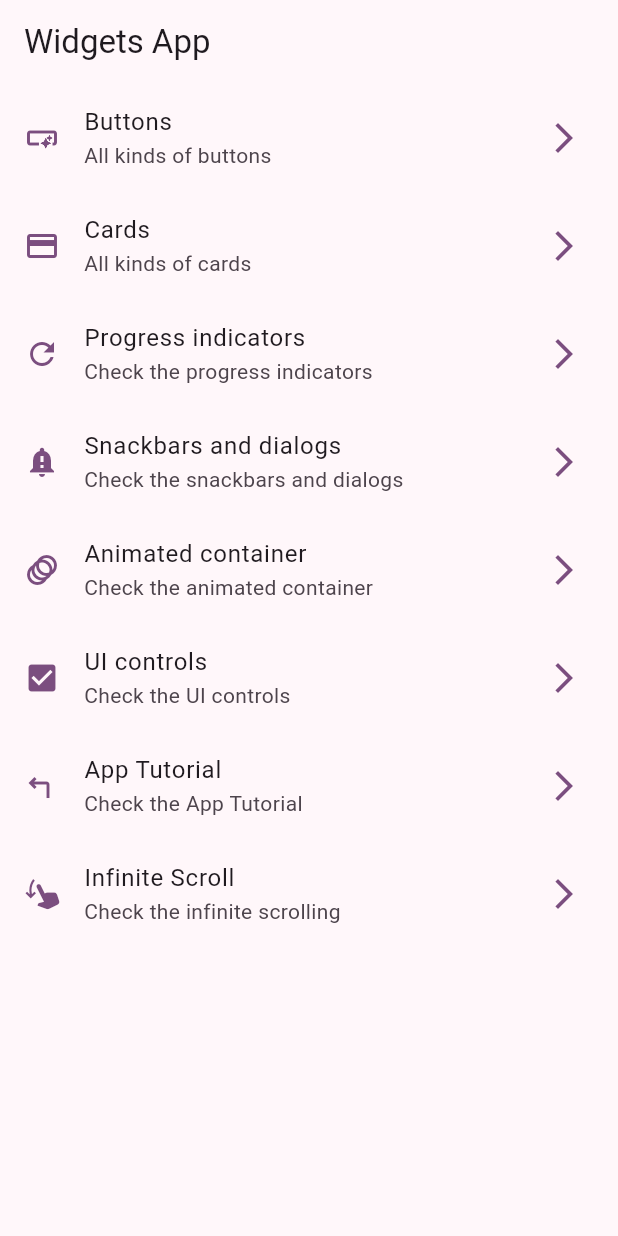
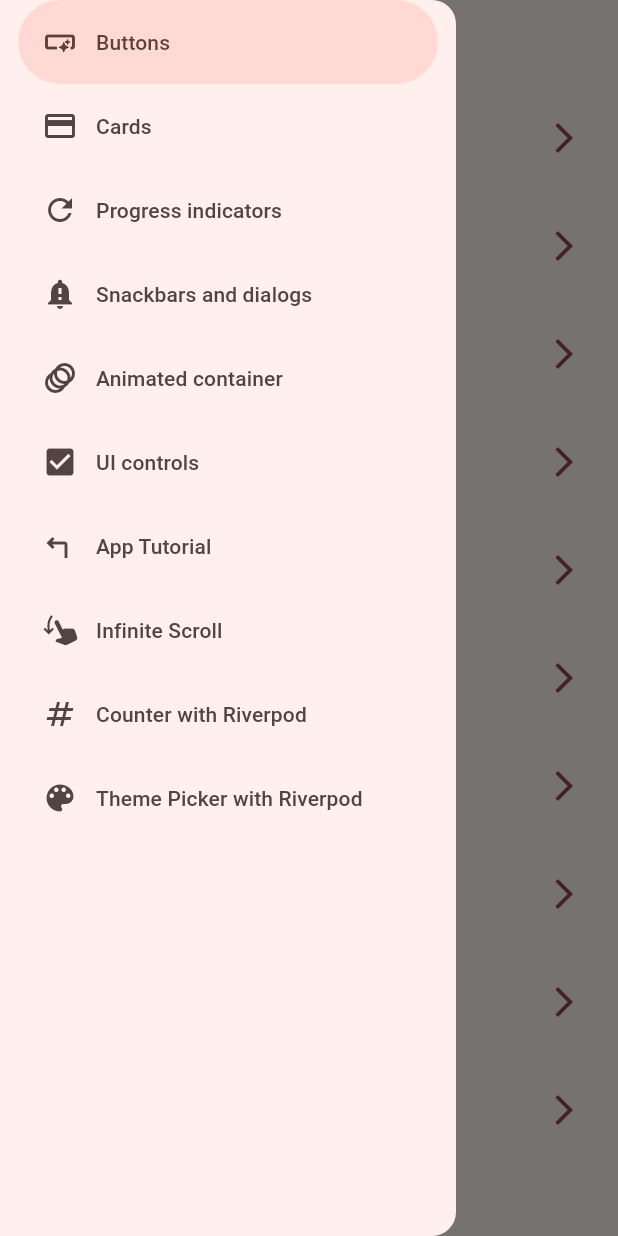
Before and after one commit to ArtRivera/widgets-app, a Flutter app: the screen it shows after launch, with the side drawer open (before the commit the screen has no drawer), on a phone screen of 412 x 824 dp. Run offline on Flutter 3.47's test engine with Material 2 defaults, Android fonts, the phone set to English and light mode, and no system bars; our stand-ins replace animate_do, flutter_riverpod, go_router; missing offline and left inert: dart:ffi.

Commit message:
riverpod intro

```diff
--- a/lib/config/router/app_router.dart
+++ b/lib/config/router/app_router.dart
@@ -1,4 +1,6 @@
 import 'package:go_router/go_router.dart';
+import 'package:widgets_app/presentation/counter/counter.dart';
+import 'package:widgets_app/presentation/theme_picker/theme_picker_view.dart';
 import 'package:widgets_app/presentation/views.dart';
 
 enum Routes {
@@ -11,6 +13,8 @@ enum Routes {
   uiControls,
   tutorial,
   infiniteScroll,
+  counter,
+  themePicker,
 }
 
 final class RoutePaths {
@@ -23,6 +27,8 @@ final class RoutePaths {
   static const String uiControls = '/ui-controls';
   static const String tutorial = '/tutorial';
   static const String infiniteScroll = '/infinite-scroll';
+  static const String counter = '/counter';
+  static const String themePicker = '/theme-picker';
 }
 
 // GoRouter configuration
@@ -74,5 +80,15 @@ final router = GoRouter(
       name: Routes.infiniteScroll.name,
       builder: (context, state) => const InfiniteScrollView(),
     ),
+    GoRoute(
+      path: RoutePaths.counter,
+      name: Routes.counter.name,
+      builder: (context, state) => const CounterView(),
+    ),
+    GoRoute(
+      path: RoutePaths.themePicker,
+      name: Routes.themePicker.name,
+      builder: (context, state) => const ThemePickerView(),
+    ),
   ],
 );
--- a/lib/config/theme/app_theme.dart
+++ b/lib/config/theme/app_theme.dart
@@ -1,20 +1,26 @@
 import 'package:flutter/material.dart';
 
-enum ThemeColor { red, pink, purple }
+enum ThemeColor { red, pink, purple, blue, green, orange, yellow }
 
-const Map<ThemeColor, Color> _colorMap = {
+const Map<ThemeColor, Color> colorMap = {
   ThemeColor.red: Colors.red,
   ThemeColor.pink: Colors.pink,
-  ThemeColor.purple: Colors.purple
+  ThemeColor.purple: Colors.purple,
+  ThemeColor.blue: Colors.blue,
+  ThemeColor.green: Colors.green,
+  ThemeColor.orange: Colors.orange,
+  ThemeColor.yellow: Colors.yellow
 };
 
 class AppTheme {
-  AppTheme({this.selectedColor = ThemeColor.red});
+  AppTheme({this.selectedColor = ThemeColor.red, this.isDarkTheme = false});
 
   final ThemeColor selectedColor;
+  final bool isDarkTheme;
 
   ThemeData getTheme() => ThemeData(
       useMaterial3: true,
-      colorSchemeSeed: _colorMap[selectedColor],
+      brightness: isDarkTheme ? Brightness.dark : Brightness.light,
+      colorSchemeSeed: colorMap[selectedColor],
       appBarTheme: const AppBarTheme(centerTitle: false));
 }
--- a/lib/main.dart
+++ b/lib/main.dart
@@ -1,21 +1,30 @@
 import 'package:flutter/material.dart';
+import 'package:flutter_riverpod/flutter_riverpod.dart';
 import 'package:widgets_app/config/router/app_router.dart';
 import 'package:widgets_app/config/theme/app_theme.dart';
+import 'package:widgets_app/presentation/theme_picker/theme_provider.dart';
 
 void main() {
-  runApp(const MainApp());
+  runApp(const ProviderScope(child: MainApp()));
 }
 
-class MainApp extends StatelessWidget {
+class MainApp extends ConsumerWidget {
   const MainApp({super.key});
 
   @override
-  Widget build(BuildContext context) {
+  Widget build(BuildContext context, WidgetRef ref) {
+    final isDarkTheme = ref.watch(isDarkThemeProvider);
+    final colors = ref.watch(colorsProvider);
+    final selectedColor = ref.watch(selectedColorProvider);
+
     return MaterialApp.router(
       title: 'Widgets App',
       routerConfig: router,
       debugShowCheckedModeBanner: false,
-      theme: AppTheme(selectedColor: ThemeColor.purple).getTheme(),
+      theme: AppTheme(
+              selectedColor: colors[selectedColor].key,
+              isDarkTheme: isDarkTheme)
+          .getTheme(),
     );
   }
 }
--- /dev/null
+++ b/lib/presentation/counter/counter_provider.dart
@@ -0,0 +1,3 @@
+import 'package:flutter_riverpod/flutter_riverpod.dart';
+
+final counterProvider = StateProvider<int>((ref) => 5);
--- a/lib/presentation/home/home_view.dart
+++ b/lib/presentation/home/home_view.dart
@@ -1,12 +1,17 @@
 import 'package:flutter/material.dart';
 import 'package:widgets_app/presentation/home/menu_items.dart';
+import 'package:widgets_app/shared/side_menu.dart';
 
 class HomeView extends StatelessWidget {
   const HomeView({super.key});
 
   @override
   Widget build(BuildContext context) {
+
+    final scaffoldKey = GlobalKey<ScaffoldState>();
+
     return Scaffold(
+      key: scaffoldKey,
       appBar: AppBar(
         title: const Text('Widgets App'),
       ),
@@ -19,6 +24,10 @@ class HomeView extends StatelessWidget {
               menuItem,
             );
           }),
+      drawer: SideMenu(
+        scaffoldKey: scaffoldKey,
+        menuItems: appMenuItems,
+      ),
     );
   }
 }
--- a/lib/presentation/home/menu_items.dart
+++ b/lib/presentation/home/menu_items.dart
@@ -2,8 +2,8 @@ import 'package:flutter/material.dart';
 import 'package:go_router/go_router.dart';
 import 'package:widgets_app/config/router/app_router.dart';
 
-class _MenuItem {
-  _MenuItem({
+class MenuItem {
+  MenuItem({
     required this.title,
     required this.subtitle,
     required this.route,
@@ -17,60 +17,72 @@ class _MenuItem {
 }
 
 final appMenuItems = [
-  _MenuItem(
+  MenuItem(
     title: 'Buttons',
     subtitle: 'All kinds of buttons',
     route: Routes.buttons.name,
     icon: Icons.smart_button,
   ),
-  _MenuItem(
+  MenuItem(
     title: 'Cards',
     subtitle: 'All kinds of cards',
     route: Routes.cards.name,
     icon: Icons.credit_card,
   ),
-  _MenuItem(
+  MenuItem(
     title: 'Progress indicators',
     subtitle: 'Check the progress indicators',
     route: Routes.progress.name,
     icon: Icons.refresh,
   ),
-  _MenuItem(
+  MenuItem(
     title: 'Snackbars and dialogs',
     subtitle: 'Check the snackbars and dialogs',
     route: Routes.snackbar.name,
     icon: Icons.notification_important,
   ),
-  _MenuItem(
+  MenuItem(
     title: 'Animated container',
     subtitle: 'Check the animated container',
     route: Routes.animatedContainer.name,
     icon: Icons.animation,
   ),
-  _MenuItem(
+  MenuItem(
     title: 'UI controls',
     subtitle: 'Check the UI controls',
     route: Routes.uiControls.name,
     icon: Icons.check_box,
   ),
-  _MenuItem(
+  MenuItem(
     title: 'App Tutorial',
     subtitle: 'Check the App Tutorial',
     route: Routes.tutorial.name,
     icon: Icons.turn_left_outlined,
   ),
-  _MenuItem(
+  MenuItem(
     title: 'Infinite Scroll',
     subtitle: 'Check the infinite scrolling',
     route: Routes.infiniteScroll.name,
     icon: Icons.swipe_down,
+  ),
+  MenuItem(
+    title: 'Counter with Riverpod',
+    subtitle: 'Start the counter',
+    route: Routes.counter.name,
+    icon: Icons.numbers,
+  ),
+  MenuItem(
+    title: 'Theme Picker with Riverpod',
+    subtitle: 'Start the counter',
+    route: Routes.themePicker.name,
+    icon: Icons.color_lens,
   ),
 ];
 
 class MenuItemTile extends StatelessWidget {
   const MenuItemTile(this.menuItem, {super.key});
 
-  final _MenuItem menuItem;
+  final MenuItem menuItem;
 
   @override
   Widget build(BuildContext context) {
--- /dev/null
+++ b/lib/presentation/theme_picker/theme_provider.dart
@@ -0,0 +1,10 @@
+import 'package:flutter/material.dart';
+import 'package:flutter_riverpod/flutter_riverpod.dart';
+import 'package:widgets_app/config/theme/app_theme.dart';
+
+final isDarkThemeProvider = StateProvider<bool>((ref) => false);
+
+final colorsProvider = Provider<List<MapEntry<ThemeColor, Color>>>(
+    (ref) => colorMap.entries.toList());
+
+final selectedColorProvider = StateProvider<int>((ref) => 0);
--- /dev/null
+++ b/lib/shared/side_menu.dart
@@ -0,0 +1,40 @@
+import 'package:flutter/material.dart';
+import 'package:go_router/go_router.dart';
+import 'package:widgets_app/presentation/home/menu_items.dart';
+
+class SideMenu extends StatefulWidget {
+  const SideMenu(
+      {super.key, required this.menuItems, required this.scaffoldKey});
+
+  final List<MenuItem> menuItems;
+  final GlobalKey<ScaffoldState> scaffoldKey;
+
+  @override
+  State<SideMenu> createState() => _SideMenuState();
+}
+
+class _SideMenuState extends State<SideMenu> {
+  int selectedIndex = 0;
+
+  @override
+  Widget build(BuildContext context) {
+    return NavigationDrawer(
+        selectedIndex: selectedIndex,
+        onDestinationSelected: (int index) {
+          setState(() {
+            selectedIndex = index;
+          });
+
+          context.pushNamed(widget.menuItems[index].route);
+          widget.scaffoldKey.currentState?.closeDrawer();
+        },
+        children: [
+          ...widget.menuItems.map((item) {
+            return NavigationDrawerDestination(
+              icon: Icon(item.icon),
+              label: Text(item.title),
+            );
+          })
+        ]);
+  }
+}
--- a/pubspec.yaml
+++ b/pubspec.yaml
@@ -10,6 +10,7 @@ dependencies:
   animate_do: ^3.1.2
   flutter:
     sdk: flutter
+  flutter_riverpod: ^2.4.8
   go_router: ^12.1.0
 
 dev_dependencies:
```
Also changed, not shown: lib/presentation/counter/counter.dart (added, +36 -0 lines), lib/presentation/theme_picker/theme_picker_view.dart (added, +51 -0 lines), pubspec.lock.
